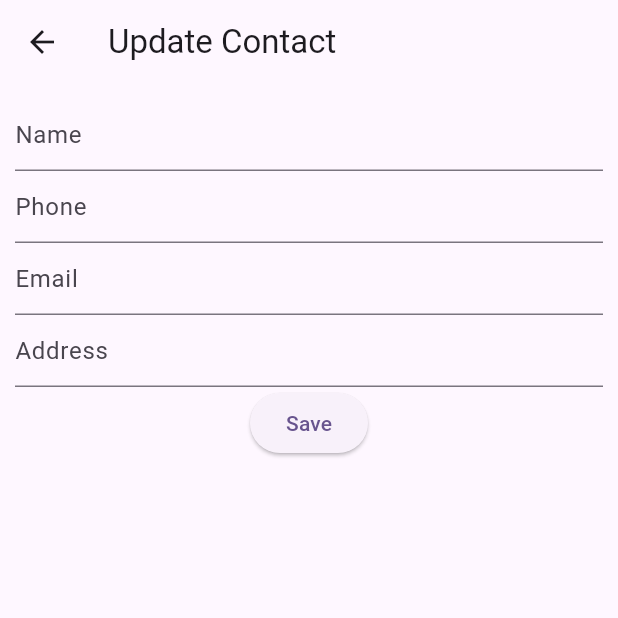
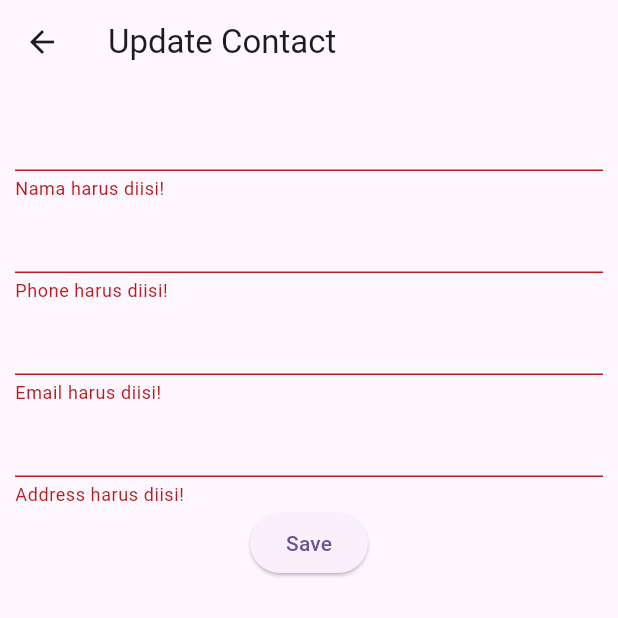
Before and after one commit to prgtyfzh/paml_project_firebase, a Flutter app: the UpdateContact screen opened directly, after a tap on "Save", on a phone screen of 412 x 824 dp, the top half of it. Run offline on Flutter 3.47's test engine with Material 2 defaults, Android fonts, the light colour scheme and no system bars; our stand-ins replace cloud_firestore, firebase_auth, firebase_core; accounts and stored records are empty.

Commit message:
fix code update contact

```diff
--- a/lib/main.dart
+++ b/lib/main.dart
@@ -1,5 +1,5 @@
 import 'package:firebase_core/firebase_core.dart';
-import 'package:firebasepaml/view/register.dart';
+import 'package:firebasepaml/view/login.dart';
 import 'package:flutter/material.dart';
 
 Future main() async {
@@ -20,7 +20,7 @@ class MyApp extends StatelessWidget {
         colorScheme: ColorScheme.fromSeed(seedColor: Colors.deepPurple),
         useMaterial3: true,
       ),
-      home: Register(),
+      home: Login(),
     );
   }
 }
--- a/lib/view/update_contact.dart
+++ b/lib/view/update_contact.dart
@@ -6,12 +6,14 @@ import 'package:flutter/material.dart';
 class UpdateContact extends StatefulWidget {
   const UpdateContact({
     Key? key,
+    this.id,
     this.name,
     this.phone,
     this.email,
     this.address,
   }) : super(key: key);
 
+  final String? id;
   final String? name;
   final String? phone;
   final String? email;
@@ -26,10 +28,10 @@ class _UpdateContactState extends State<UpdateContact> {
 
   final formkey = GlobalKey<FormState>();
 
-  String? name;
-  String? phone;
-  String? email;
-  String? address;
+  String? newname;
+  String? newphone;
+  String? newemail;
+  String? newaddress;
 
   @override
   Widget build(BuildContext context) {
@@ -44,41 +46,67 @@ class _UpdateContactState extends State<UpdateContact> {
           child: Column(
             children: [
               TextFormField(
-                decoration: const InputDecoration(hintText: 'Name'),
                 onChanged: (value) {
-                  name = value;
+                  newname = value;
+                },
+                initialValue: widget.name,
+                validator: (value) {
+                  if (value == null || value.isEmpty) {
+                    return 'Nama harus diisi!';
+                  }
+                  return null;
                 },
               ),
               TextFormField(
-                decoration: const InputDecoration(hintText: 'Phone'),
                 onChanged: (value) {
-                  phone = value;
+                  newphone = value;
+                },
+                initialValue: widget.phone,
+                validator: (value) {
+                  if (value == null || value.isEmpty) {
+                    return 'Phone harus diisi!';
+                  }
+                  return null;
                 },
               ),
               TextFormField(
-                decoration: const InputDecoration(hintText: 'Email'),
                 onChanged: (value) {
-                  email = value;
+                  newemail = value;
+                },
+                initialValue: widget.email,
+                validator: (value) {
+                  if (value == null || value.isEmpty) {
+                    return 'Email harus diisi!';
+                  }
+                  return null;
                 },
               ),
               TextFormField(
-                decoration: const InputDecoration(hintText: 'Address'),
                 onChanged: (value) {
-                  address = value;
+                  newaddress = value;
+                },
+                initialValue: widget.address,
+                validator: (value) {
+                  if (value == null || value.isEmpty) {
+                    return 'Address harus diisi!';
+                  }
+                  return null;
                 },
               ),
               ElevatedButton(
                 onPressed: () {
                   if (formkey.currentState!.validate()) {
+                    formkey.currentState!.save();
                     ContactModel cm = ContactModel(
-                      name: name!,
-                      phone: phone!,
-                      email: email!,
-                      address: address!,
+                      id: widget.id,
+                      name: newname!.toString(),
+                      phone: newphone!.toString(),
+                      email: newemail!.toString(),
+                      address: newaddress!.toString(),
                     );
-                    contactController.addContact(cm);
+                    contactController.updateContact(cm);
                     ScaffoldMessenger.of(context).showSnackBar(
-                        const SnackBar(content: Text('Contact Added')));
+                        const SnackBar(content: Text('Contact Changed')));
                     Navigator.push(
                       context,
                       MaterialPageRoute(
```
Also changed, not shown: lib/controller/contact_controller.dart (+30 -7 lines), lib/view/contact.dart (+15 -1 lines).
